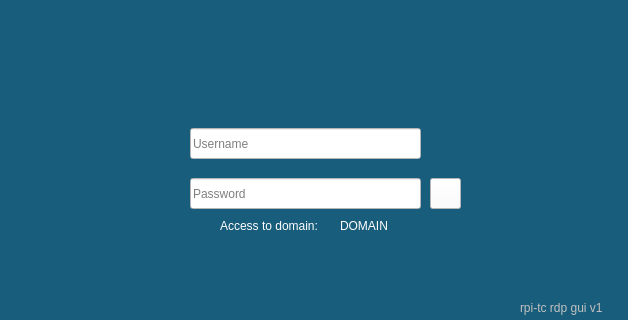
First picture: the form in rdpgui.ui, repository Gibbio/RDPGUI, before the edit; both pictures show x 0 to 628 and y 162 to 482 of the 628 by 482 pixel window.
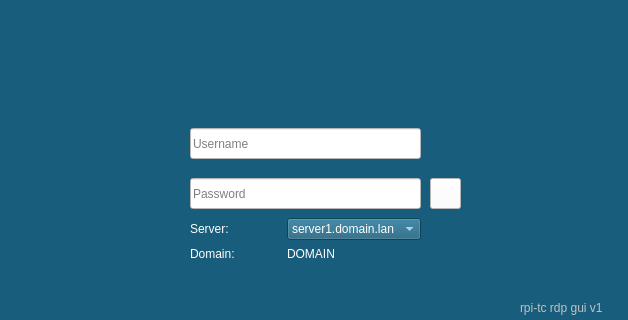
Second picture: the form after the edit. Icons and pictures are not drawn.

Commit message: added server selector box

```diff
--- a/rdpgui.ui
+++ b/rdpgui.ui
@@ -78,22 +78,6 @@
     <string>Username</string>
    </property>
   </widget>
-  <widget class="QLabel" name="domainlabel">
-   <property name="geometry">
-    <rect>
-     <x>220</x>
-     <y>380</y>
-     <width>111</width>
-     <height>16</height>
-    </rect>
-   </property>
-   <property name="styleSheet">
-    <string notr="true">color: rgb(255, 255, 255);</string>
-   </property>
-   <property name="text">
-    <string>Access to domain:</string>
-   </property>
-  </widget>
   <widget class="QLineEdit" name="RDPpassword">
    <property name="geometry">
     <rect>
@@ -116,22 +100,6 @@
     <string>Password</string>
    </property>
   </widget>
-  <widget class="QLabel" name="RDPdomain">
-   <property name="geometry">
-    <rect>
-     <x>340</x>
-     <y>380</y>
-     <width>91</width>
-     <height>16</height>
-    </rect>
-   </property>
-   <property name="styleSheet">
-    <string notr="true">color: rgb(255, 255, 255);</string>
-   </property>
-   <property name="text">
-    <string>DOMAIN</string>
-   </property>
-  </widget>
   <widget class="QLabel" name="version">
    <property name="geometry">
     <rect>
@@ -172,6 +140,60 @@
     <set>Qt::AlignCenter</set>
    </property>
   </widget>
+  <widget class="QWidget" name="">
+   <property name="geometry">
+    <rect>
+     <x>190</x>
+     <y>380</y>
+     <width>231</width>
+     <height>44</height>
+    </rect>
+   </property>
+   <layout class="QGridLayout" name="gridLayout">
+    <item row="0" column="0">
+     <widget class="QLabel" name="serverlabel">
+      <property name="styleSheet">
+       <string notr="true">color: rgb(255, 255, 255);</string>
+      </property>
+      <property name="text">
+       <string>Server:</string>
+      </property>
+     </widget>
+    </item>
+    <item row="0" column="1">
+     <widget class="QComboBox" name="serverBox">
+      <property name="styleSheet">
+       <string notr="true">color: rgb(255, 255, 255);</string>
+      </property>
+      <item>
+       <property name="text">
+        <string>server1.domain.lan</string>
+       </property>
+      </item>
+     </widget>
+    </item>
+    <item row="1" column="0">
+     <widget class="QLabel" name="domainlabel">
+      <property name="styleSheet">
+       <string notr="true">color: rgb(255, 255, 255);</string>
+      </property>
+      <property name="text">
+       <string>Domain:</string>
+      </property>
+     </widget>
+    </item>
+    <item row="1" column="1">
+     <widget class="QLabel" name="RDPdomain">
+      <property name="styleSheet">
+       <string notr="true">color: rgb(255, 255, 255);</string>
+      </property>
+      <property name="text">
+       <string>DOMAIN</string>
+      </property>
+     </widget>
+    </item>
+   </layout>
+  </widget>
  </widget>
  <resources/>
  <connections>
```
The commit also changes 2 other files.
